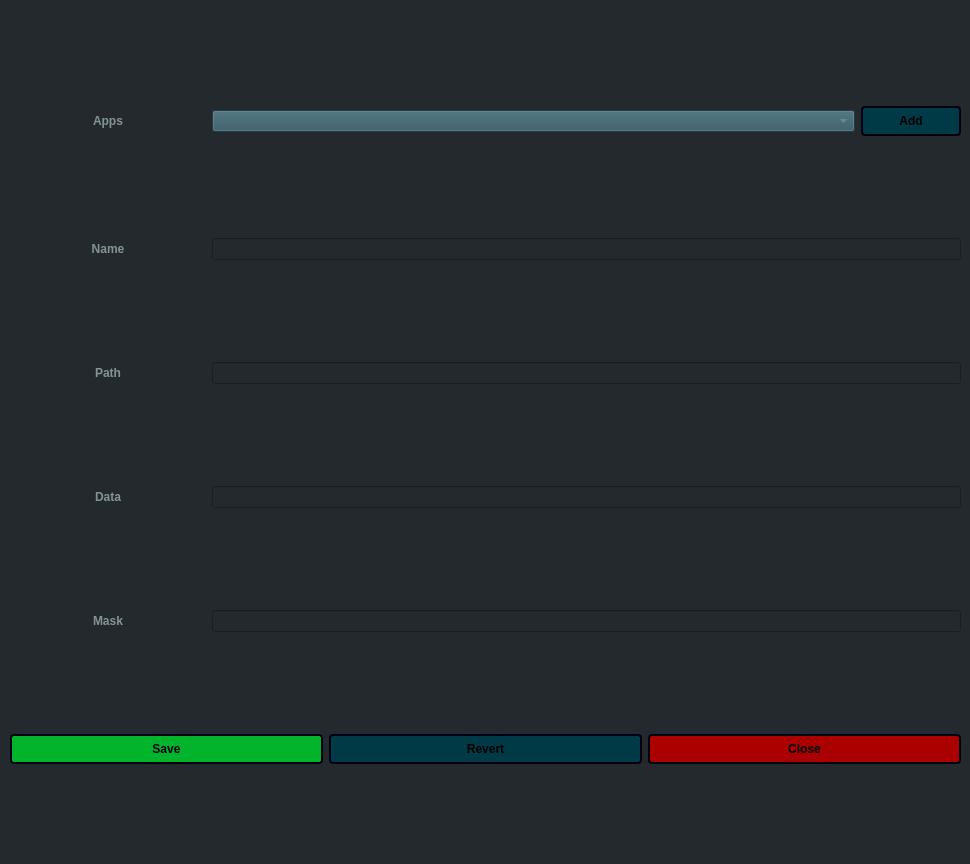
StronglogicSolutions/ky_gui, file appdialog.ui: the form before one commit.
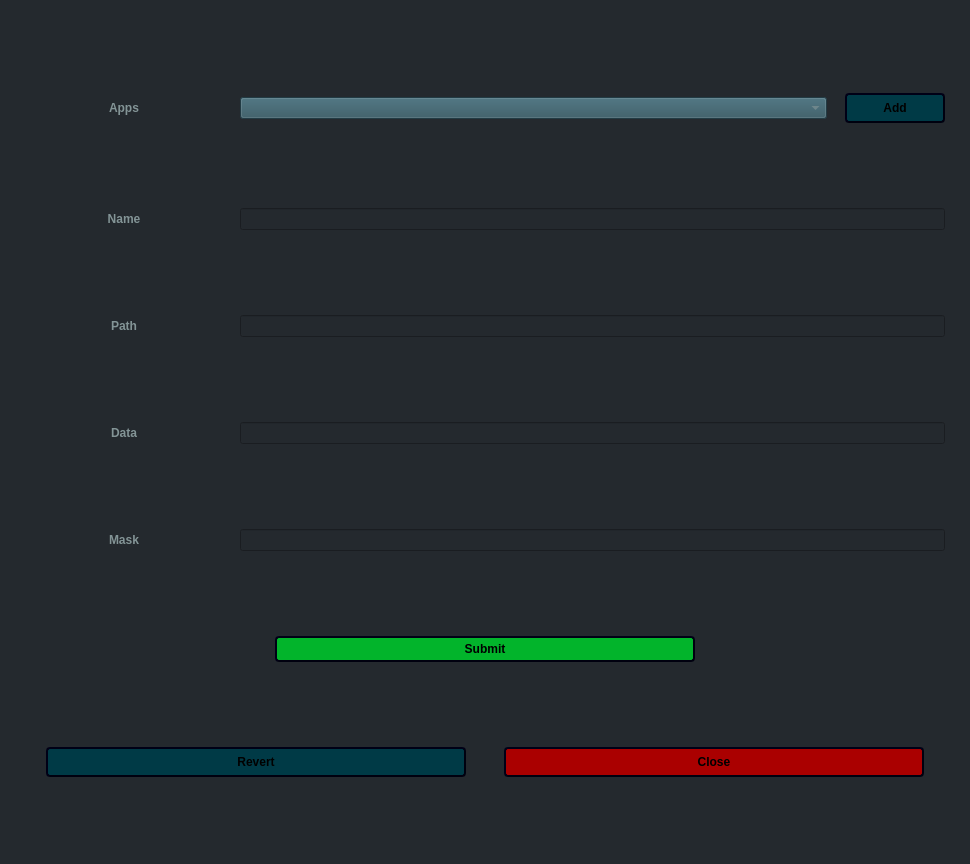
The form after the commit. Icons and pictures are not drawn.

Patch:
```diff
--- a/appdialog.ui
+++ b/appdialog.ui
@@ -26,7 +26,22 @@
      <height>851</height>
     </rect>
    </property>
-   <layout class="QVBoxLayout" name="verticalLayout">
+   <layout class="QVBoxLayout" name="verticalLayout" stretch="2,1,1,1,1,0,0">
+    <property name="spacing">
+     <number>18</number>
+    </property>
+    <property name="leftMargin">
+     <number>16</number>
+    </property>
+    <property name="topMargin">
+     <number>16</number>
+    </property>
+    <property name="rightMargin">
+     <number>16</number>
+    </property>
+    <property name="bottomMargin">
+     <number>16</number>
+    </property>
     <item>
      <layout class="QHBoxLayout" name="horizontalLayout_2" stretch="0,0,0">
       <item>
@@ -272,13 +287,25 @@
      </layout>
     </item>
     <item>
-     <layout class="QHBoxLayout" name="horizontalLayout" stretch="0,0,0">
+     <layout class="QHBoxLayout" name="horizontalLayout_7">
       <item>
        <widget class="QPushButton" name="save">
+        <property name="sizePolicy">
+         <sizepolicy hsizetype="Fixed" vsizetype="Fixed">
+          <horstretch>0</horstretch>
+          <verstretch>0</verstretch>
+         </sizepolicy>
+        </property>
         <property name="minimumSize">
          <size>
           <width>100</width>
-          <height>30</height>
+          <height>25</height>
+         </size>
+        </property>
+        <property name="maximumSize">
+         <size>
+          <width>420</width>
+          <height>16777215</height>
          </size>
         </property>
         <property name="styleSheet">
@@ -295,7 +322,7 @@
 padding: 4px;</string>
         </property>
         <property name="text">
-         <string>Save</string>
+         <string>Submit</string>
         </property>
         <property name="icon">
          <iconset resource="kres.qrc">
@@ -303,6 +330,10 @@
         </property>
        </widget>
       </item>
+     </layout>
+    </item>
+    <item>
+     <layout class="QHBoxLayout" name="horizontalLayout" stretch="0,0">
       <item>
        <widget class="QPushButton" name="revert">
         <property name="minimumSize">
@@ -311,6 +342,12 @@
           <height>30</height>
          </size>
         </property>
+        <property name="maximumSize">
+         <size>
+          <width>420</width>
+          <height>16777215</height>
+         </size>
+        </property>
         <property name="styleSheet">
          <string notr="true">background-color: rgb(0, 58, 70);
 font: 87 11pt &quot;Noto Sans&quot;;
@@ -341,6 +378,12 @@
           <height>30</height>
          </size>
         </property>
+        <property name="maximumSize">
+         <size>
+          <width>420</width>
+          <height>16777215</height>
+         </size>
+        </property>
         <property name="styleSheet">
          <string notr="true">background-color: rgb(170, 0, 0);
 font: 87 11pt &quot;Noto Sans&quot;;
```
Left out of the diff: 2 changed lines with no effect on the pictures.
